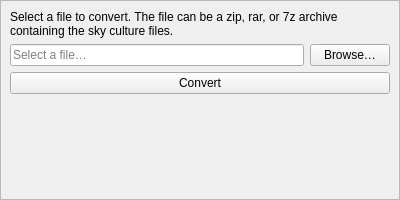
The window that plugins/SkyCultureMaker/src/gui/scmConvertDialog.ui (Stellarium/stellarium) describes before a commit, drawn with Qt 5.
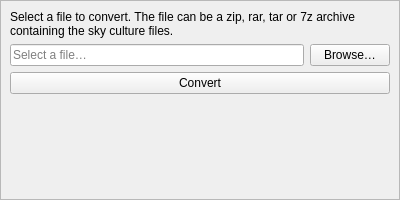
The same window after the commit. Custom widgets are drawn as their Qt base class.

What changed in the file:
```diff
--- a/plugins/SkyCultureMaker/src/gui/scmConvertDialog.ui
+++ b/plugins/SkyCultureMaker/src/gui/scmConvertDialog.ui
@@ -48,7 +48,7 @@
          </sizepolicy>
         </property>
         <property name="text">
-         <string>Select a file to convert. The file can be a zip, rar, or 7z archive containing the sky culture files.</string>
+         <string>Select a file to convert. The file can be a zip, rar, tar or 7z archive containing the sky culture files.</string>
         </property>
         <property name="wordWrap">
          <bool>true</bool>
```
